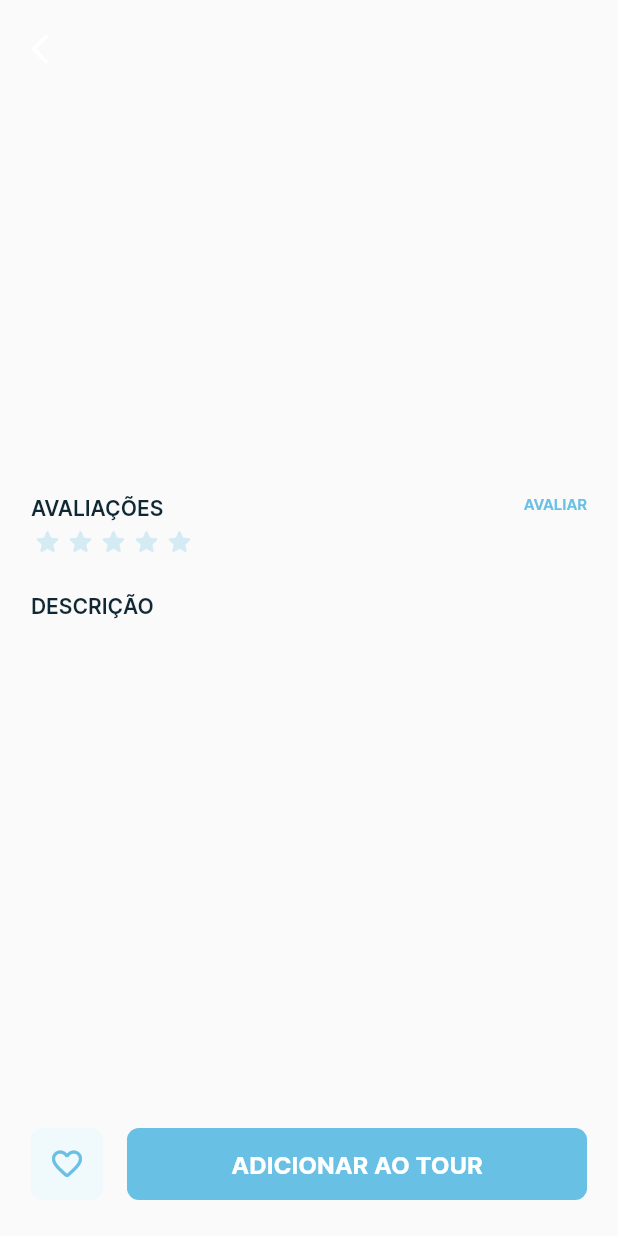
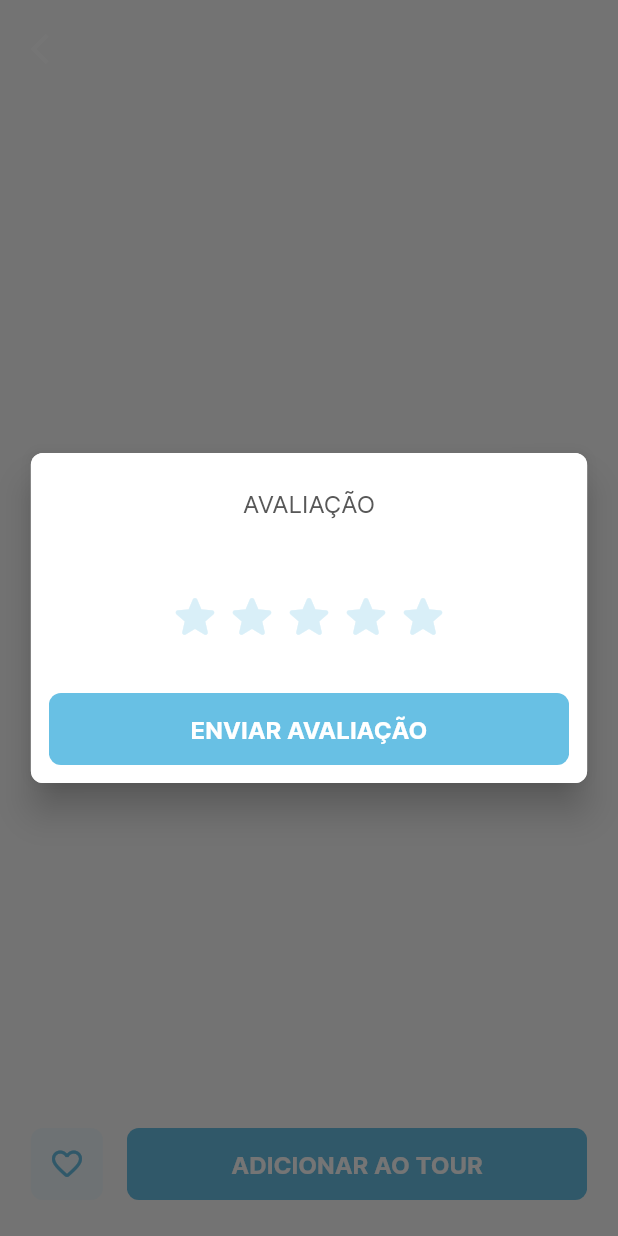
Before and after one commit to Alba-22/engenharia-de-software, a Flutter app: the PlaceDetailsPage screen opened directly with empty values, after a tap on "AVALIAR", on a phone screen of 412 x 824 dp. Run offline on Flutter 3.47's test engine with Material 2 defaults, Android fonts, the light colour scheme and no system bars; drawn by our look-alikes of flutter_rating_stars; our stand-ins replace brasil_fields, dartz, device_preview, dio, email_validator, equatable and 9 more; missing offline and left inert: flutter_map_marker_cluster, ftoast; accounts and stored records are empty.

Commit message:
add ReviewDialog

```diff
--- /dev/null
+++ b/mobile/lib/app/modules/place/components/review_dialog.dart
@@ -0,0 +1,94 @@
+import 'package:flutter/material.dart';
+import 'package:flutter_rating_stars/flutter_rating_stars.dart';
+import 'package:turistando/app/core/components/buttons/common_button.dart';
+import 'package:turistando/app/core/models/place_model.dart';
+import 'package:turistando/app/core/utils/constants.dart';
+import 'package:turistando/app/core/utils/custom_colors.dart';
+
+showReviewDialog(BuildContext context, PlaceModel place) {
+  showDialog(
+    context: context,
+    builder: (context) {
+      return ReviewDialog(place: place);
+    },
+  );
+}
+
+class ReviewDialog extends StatefulWidget {
+  final PlaceModel place;
+  const ReviewDialog({
+    Key? key,
+    required this.place,
+  }) : super(key: key);
+
+  @override
+  State<ReviewDialog> createState() => _ReviewDialogState();
+}
+
+class _ReviewDialogState extends State<ReviewDialog> {
+  double stars = 0;
+
+  @override
+  Widget build(BuildContext context) {
+    return Dialog(
+      insetPadding: const EdgeInsets.symmetric(vertical: 100),
+      elevation: 10,
+      shape: RoundedRectangleBorder(borderRadius: BorderRadius.circular(8)),
+      child: Container(
+        height: 220,
+        width: MediaQuery.of(context).size.width * 0.9,
+        decoration: BoxDecoration(
+          color: CColors.white,
+          borderRadius: BorderRadius.circular(8),
+        ),
+        padding: const EdgeInsets.all(12),
+        child: Column(
+          crossAxisAlignment: CrossAxisAlignment.center,
+          children: [
+            const SizedBox(height: 12),
+            const Text(
+              "AVALIAÇÃO",
+              style: TextStyle(
+                fontSize: 16,
+                color: CColors.gray,
+              ),
+            ),
+            Text(
+              widget.place.name,
+              style: const TextStyle(
+                fontSize: 20,
+                color: CColors.title,
+                fontWeight: FWeight.bold,
+              ),
+            ),
+            const SizedBox(height: 24),
+            Expanded(
+              child: RatingStars(
+                value: stars,
+                starCount: 5,
+                maxValue: 5,
+                starColor: CColors.primary,
+                starOffColor: CColors.primary.withOpacity(0.25),
+                valueLabelVisibility: false,
+                starSize: 36,
+                onValueChanged: (double value) {
+                  setState(() {
+                    stars = value;
+                  });
+                },
+              ),
+            ),
+            const SizedBox(height: 24),
+            CommonButton(
+              text: "ENVIAR AVALIAÇÃO",
+              width: double.infinity,
+              onTap: () {
+                Navigator.pop(context);
+              },
+            ),
+          ],
+        ),
+      ),
+    );
+  }
+}
--- a/mobile/lib/app/modules/place/place_details_page.dart
+++ b/mobile/lib/app/modules/place/place_details_page.dart
@@ -8,6 +8,8 @@ import 'package:turistando/app/core/components/buttons/favorite_button.dart';
 import 'package:turistando/app/core/models/place_model.dart';
 import 'package:turistando/app/core/utils/constants.dart';
 import 'package:turistando/app/core/utils/custom_colors.dart';
+
+import 'components/review_dialog.dart';
 
 class PlaceDetailsPage extends StatefulWidget {
   final PlaceModel place;
@@ -114,7 +116,9 @@ class _PlaceDetailsPageState extends State<PlaceDetailsPage> {
                             ],
                           ),
                           GestureDetector(
-                            onTap: () {},
+                            onTap: () {
+                              showReviewDialog(context, widget.place);
+                            },
                             child: const Text(
                               "AVALIAR",
                               style: TextStyle(
```
